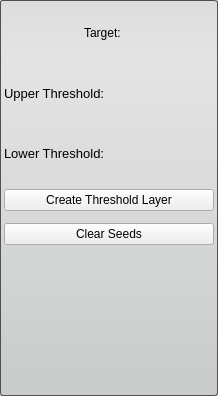
First picture: the form in src/Interface/ToolInterface/ThresholdToolInterface.ui, repository SCIInstitute/Seg3D, before the edit.
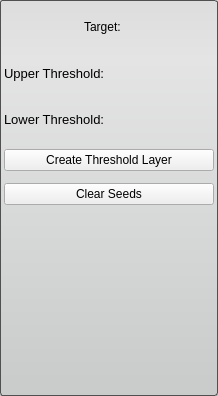
Second picture: the form after the edit.

Diff of the .ui file:
```diff
--- a/src/Interface/ToolInterface/ThresholdToolInterface.ui
+++ b/src/Interface/ToolInterface/ThresholdToolInterface.ui
@@ -208,7 +208,7 @@
      <property name="minimumSize">
       <size>
        <width>205</width>
-       <height>140</height>
+       <height>180</height>
       </size>
      </property>
      <layout class="QHBoxLayout" name="histogramHLayout">
```
